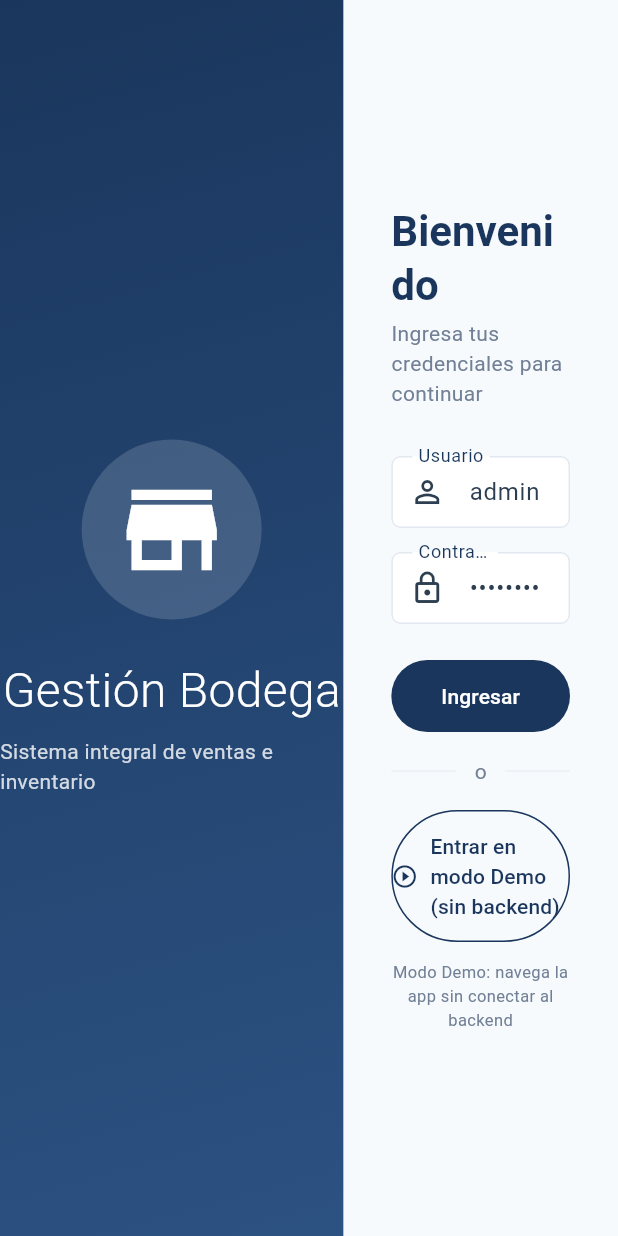
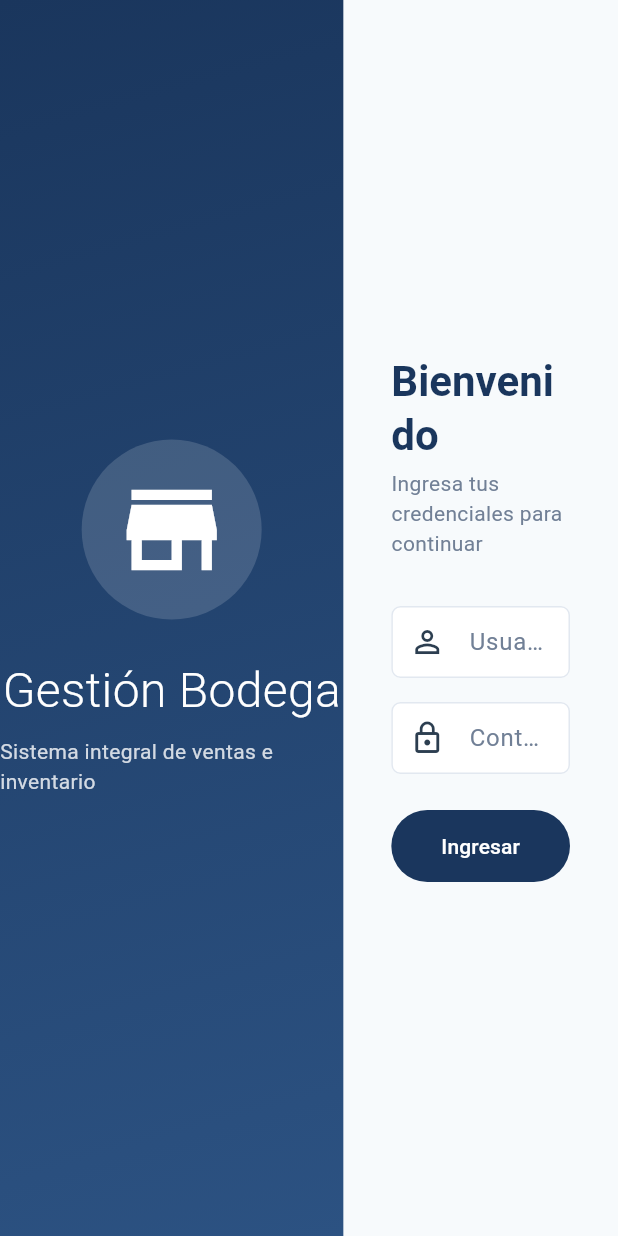
Before and after one commit to Jesus123J/store_subcafe, a Flutter app: the screen it shows after launch, on a phone screen of 412 x 824 dp. Run offline on Flutter 3.47's test engine with Material 3 defaults, Android fonts, the phone set to English and light mode, and no system bars; our stand-ins replace dartz, dio, equatable, fl_chart, flutter_riverpod, flutter_secure_storage and 6 more; missing offline and left inert: excel, file_selector, window_manager.

Commit message:
fix(auth): eliminar modo demo del login
El boton "Entrar en modo Demo (sin backend)" permitia navegar la app sin
autenticar contra el backend. Como no genera JWT, todas las llamadas
posteriores fallaban silenciosamente y las listas salian vacias en
Productos, Trabajadores, Vales, etc. Karina no queria nada "demo".

Cambios:
- Elimina _entrarDemo() y su uso de Usuario/RolUsuario mock.
- Elimina el boton OutlinedButton "Entrar en modo Demo" + separador "o"
  + texto explicativo del modo demo.
- Vacia los TextEditingController de usuario/contrasena (antes venian
  pre-llenados con admin/admin123 "para demo" — ahora hay que escribir).
- Quita el import ya no usado de Usuario entity.

Ahora el unico camino es login real contra POST /auth/login.

Co-Authored-By: Claude Opus 4.7 <noreply@anthropic.com>

```diff
--- a/lib/features/auth/presentation/pages/login_page.dart
+++ b/lib/features/auth/presentation/pages/login_page.dart
@@ -7,7 +7,6 @@ import '../../../../app/theme/app_colors.dart';
 import '../../../../core/extensions/context_extensions.dart';
 import '../../../../core/utils/validators.dart';
 import '../../../../shared/providers/current_user_provider.dart';
-import '../../domain/entities/usuario.dart';
 import '../../domain/usecases/login_usecase.dart';
 import '../providers/auth_provider.dart';
 
@@ -20,8 +19,8 @@ class LoginPage extends ConsumerStatefulWidget {
 
 class _LoginPageState extends ConsumerState<LoginPage> {
   final _formKey = GlobalKey<FormState>();
-  final _userCtrl = TextEditingController(text: 'admin');       // pre-llenado para demo
-  final _passCtrl = TextEditingController(text: 'admin123');
+  final _userCtrl = TextEditingController();
+  final _passCtrl = TextEditingController();
   bool _loading = false;
   String? _error;
 
@@ -55,18 +54,6 @@ class _LoginPageState extends ConsumerState<LoginPage> {
         context.go(AppRoutes.ventas);
       },
     );
-  }
-
-  void _entrarDemo() {
-    const usuarioDemo = Usuario(
-      id: 'demo-user-id',
-      username: 'demo',
-      nombreCompleto: 'Usuario Demo (Administrador)',
-      rol: RolUsuario.administrador,
-      activo: true,
-    );
-    ref.read(currentUserProvider.notifier).state = usuarioDemo;
-    context.go(AppRoutes.ventas);
   }
 
   @override
@@ -203,30 +190,6 @@ class _LoginPageState extends ConsumerState<LoginPage> {
                                 )
                               : const Text('Ingresar'),
                         ),
-                        const SizedBox(height: 16),
-                        const Row(children: [
-                          Expanded(child: Divider()),
-                          Padding(
-                            padding: EdgeInsets.symmetric(horizontal: 12),
-                            child: Text('o', style: TextStyle(color: AppColors.textSecondary)),
-                          ),
-                          Expanded(child: Divider()),
-                        ]),
-                        const SizedBox(height: 16),
-                        OutlinedButton.icon(
-                          onPressed: _loading ? null : _entrarDemo,
-                          icon: const Icon(Icons.play_circle_outline),
-                          label: const Text('Entrar en modo Demo (sin backend)'),
-                          style: OutlinedButton.styleFrom(
-                            padding: const EdgeInsets.symmetric(vertical: 14),
-                          ),
-                        ),
-                        const SizedBox(height: 12),
-                        const Text(
-                          'Modo Demo: navega la app sin conectar al backend',
-                          textAlign: TextAlign.center,
-                          style: TextStyle(fontSize: 11, color: AppColors.textSecondary),
-                        ),
                       ],
                     ),
                   ),
```
